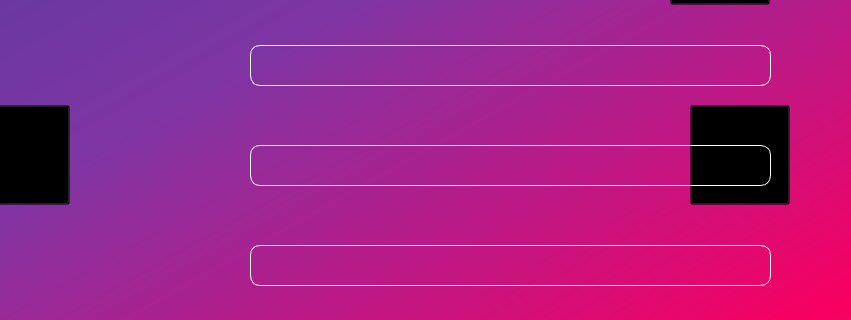
Before: the Qt Designer form OnlineTicketingSystem/OnlineTicketingSystem/OnlineTicketingSystem.ui in ccoccli/VisualStudio-Project, drawn with Qt 5; both pictures show x 250 to 1101 and y 235 to 555 of the 1280 by 720 pixel window.
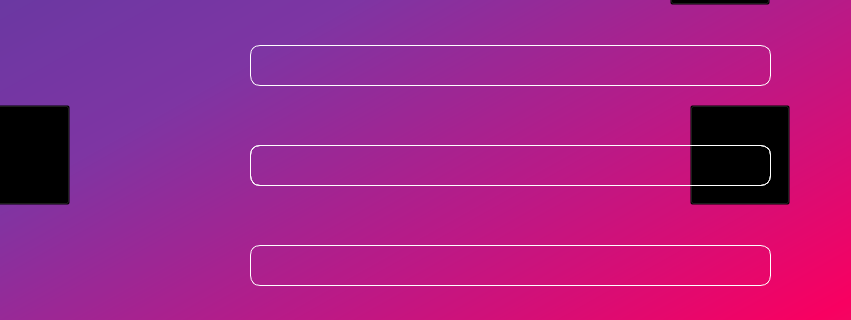
After: the same form once the commit is applied.

What changed in the file:
```diff
--- a/OnlineTicketingSystem/OnlineTicketingSystem/OnlineTicketingSystem.ui
+++ b/OnlineTicketingSystem/OnlineTicketingSystem/OnlineTicketingSystem.ui
@@ -286,6 +286,12 @@
 	border : 1px solid white;
 	border-radius : 20px;
 	background:gray;
+}
+#usrIdlineEdit
+{
+	border : 1px solid white;
+	border-radius : 10px;
+	background : transparent;
 }</string>
   </property>
   <widget class="QWidget" name="centralWidget">
@@ -745,6 +751,29 @@
      <string/>
     </property>
    </widget>
+   <widget class="QLineEdit" name="usrIdlineEdit">
+    <property name="geometry">
+     <rect>
+      <x>500</x>
+      <y>380</y>
+      <width>521</width>
+      <height>41</height>
+     </rect>
+    </property>
+   </widget>
+   <widget class="QLabel" name="usrId">
+    <property name="geometry">
+     <rect>
+      <x>330</x>
+      <y>350</y>
+      <width>201</width>
+      <height>91</height>
+     </rect>
+    </property>
+    <property name="text">
+     <string/>
+    </property>
+   </widget>
   </widget>
  </widget>
  <layoutdefault spacing="6" margin="11"/>
```
